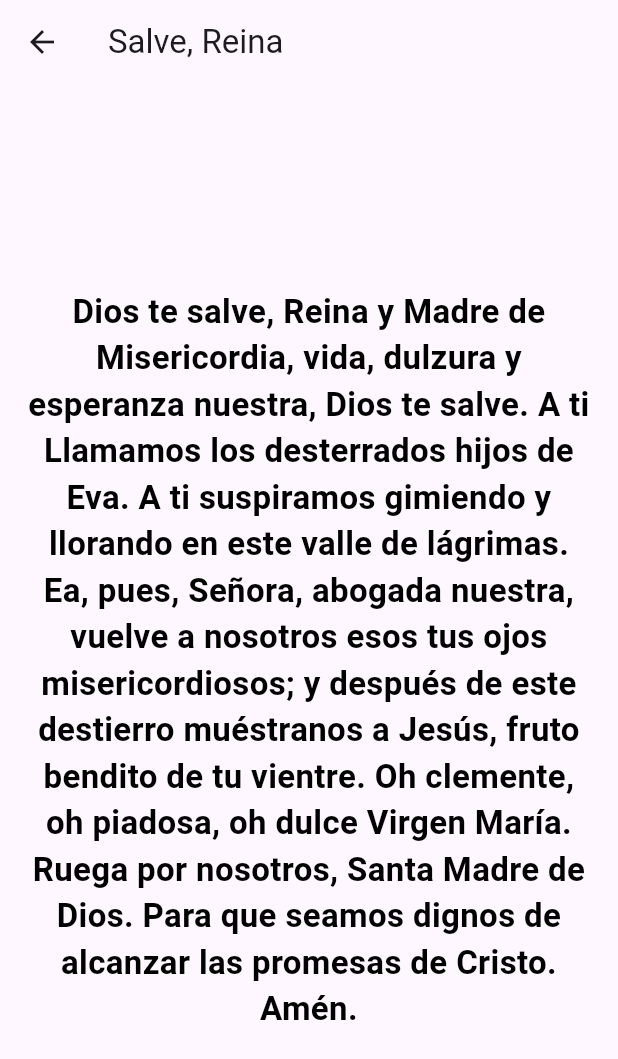
After one commit to meimeifriend/alcielo_1octubre_b, a Flutter app: the GuidedPrayerScreen screen opened directly, after a tap on "Salve, Reina", on a phone screen of 412 x 824 dp. The commit adds this screen. Shown: the top 1059 px of the screen. Run offline on Flutter 3.47's test engine with Material 3 defaults, Android fonts, the phone set to English and light mode, and no system bars; our stand-ins replace video_player.

Commit message:
salve reina y cordero de Dios, adición exitosa

```diff
--- a/lib/screens/guided_prayer_screen.dart
+++ b/lib/screens/guided_prayer_screen.dart
@@ -4,6 +4,8 @@ import 'padre_nuestro_screen.dart';
 import 'gloria_screen.dart';
 import 'angel_guarda_screen.dart';
 import 'credo_screen.dart';
+import 'salve_reina_screen.dart';
+import 'cordero_de_dios_screen.dart';
 
 class GuidedPrayerScreen extends StatelessWidget {
   const GuidedPrayerScreen({super.key});
@@ -62,6 +64,26 @@ class GuidedPrayerScreen extends StatelessWidget {
             },
             child: const Text('Credo'),
           ),
+//SALVE, REINA
+          ElevatedButton(
+            onPressed: () {
+              Navigator.push(
+                context,
+                MaterialPageRoute(builder: (context) => const SalveReinaScreen()),
+              );
+            },
+            child: const Text('Salve, Reina'),
+          ),
+//CORDERO DE DIOS
+          ElevatedButton(
+            onPressed: () {
+              Navigator.push(
+                context,
+                MaterialPageRoute(builder: (context) => const CorderoDeDiosScreen()),
+              );
+            },
+            child: const Text('Cordero de Dios'),
+          ),
         ],
       ),
     );
--- /dev/null
+++ b/lib/screens/salve_reina_screen.dart
@@ -0,0 +1,26 @@
+import 'package:flutter/material.dart';
+
+class SalveReinaScreen extends StatelessWidget {
+  const SalveReinaScreen({super.key});
+
+  @override
+  Widget build(BuildContext context) {
+    return Scaffold(
+      appBar: AppBar(title: const Text('Salve, Reina')),
+      body: const Center(
+        child: Padding(
+          padding: EdgeInsets.all(16.0),
+          child: Text(
+            'Dios te salve, Reina y Madre de Misericordia, vida, dulzura y esperanza nuestra, Dios te salve. A ti Llamamos los desterrados hijos de Eva. A ti suspiramos gimiendo y llorando en este valle de lágrimas. Ea, pues, Señora, abogada nuestra, vuelve a nosotros esos tus ojos misericordiosos; y después de este destierro muéstranos a Jesús, fruto bendito de tu vientre. Oh clemente, oh piadosa, oh dulce Virgen María. Ruega por nosotros, Santa Madre de Dios. Para que seamos dignos de alcanzar las promesas de Cristo. Amén.',
+            style: TextStyle(
+              fontSize: 22,
+              fontWeight: FontWeight.bold,
+              color: Colors.black,
+            ),
+            textAlign: TextAlign.center,
+          ),
+        ),
+      ),
+    );
+  }
+}
```
Also changed, not shown: lib/screens/cordero_de_dios_screen.dart (added, +26 -0 lines).
